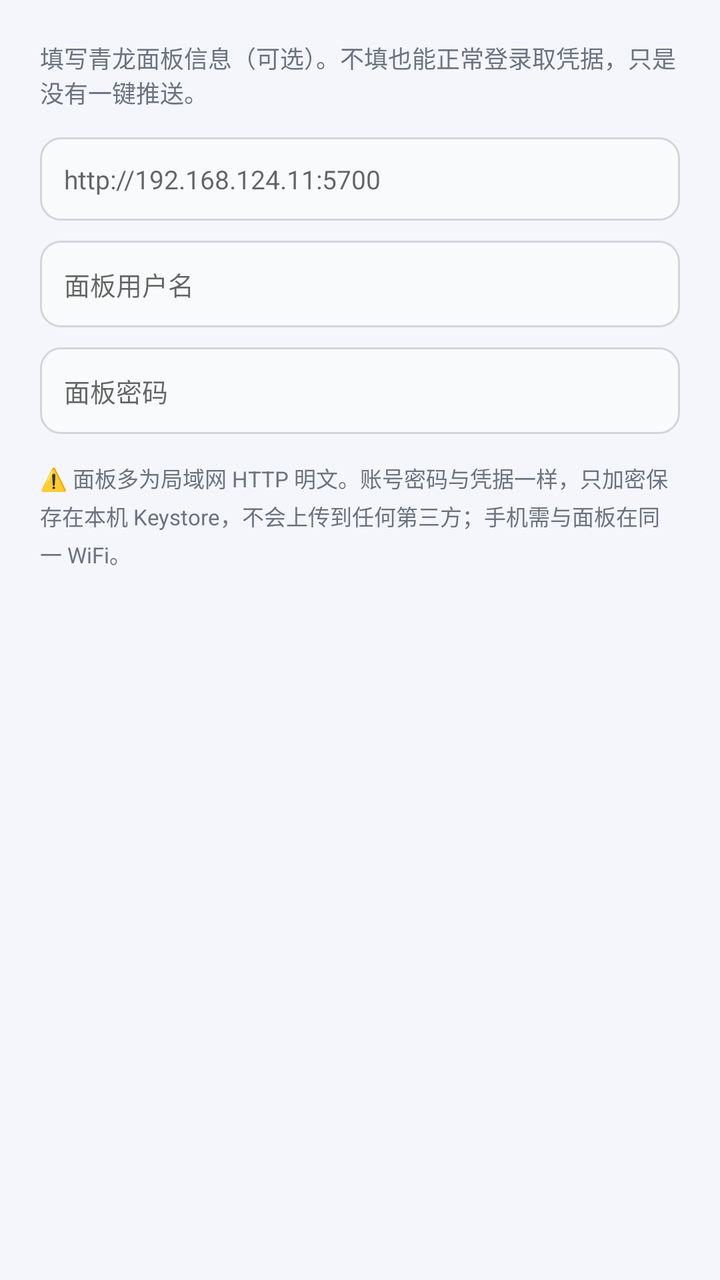
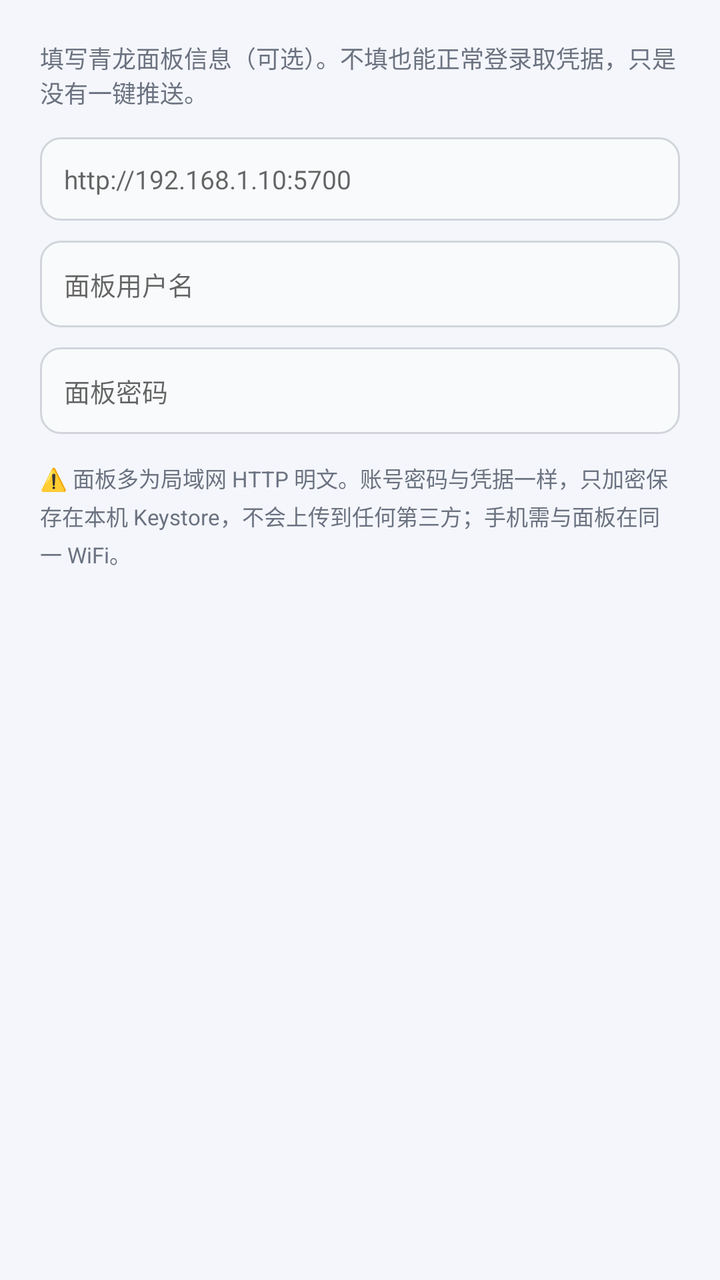

The first picture is an Android layout as it rendered before a commit; the second is the same layout after the commit. The layout source and the unified diff follow.
<!-- AndroidManifest.xml: application theme AppTheme -->
<!-- res/layout/dialog_panel.xml -->
<?xml version="1.0" encoding="utf-8"?>
<LinearLayout xmlns:android="http://schemas.android.com/apk/res/android"
    android:layout_width="match_parent"
    android:layout_height="wrap_content"
    android:orientation="vertical"
    android:padding="20dp">

    <TextView
        android:layout_width="match_parent"
        android:layout_height="wrap_content"
        android:text="填写青龙面板信息（可选）。不填也能正常登录取凭据，只是没有一键推送。"
        android:textColor="@color/muted"
        android:textSize="12sp" />

    <EditText
        android:id="@+id/etBase"
        android:layout_width="match_parent"
        android:layout_height="wrap_content"
        android:layout_marginTop="14dp"
        android:background="@drawable/bg_input"
        android:hint="http://192.168.124.11:5700"
        android:inputType="textUri"
        android:padding="12dp"
        android:singleLine="true"
        android:textColor="@color/text"
        android:textSize="13sp" />

    <EditText
        android:id="@+id/etUser"
        android:layout_width="match_parent"
        android:layout_height="wrap_content"
        android:layout_marginTop="10dp"
        android:background="@drawable/bg_input"
        android:hint="面板用户名"
        android:inputType="text"
        android:padding="12dp"
        android:singleLine="true"
        android:textColor="@color/text"
        android:textSize="13sp" />

    <EditText
        android:id="@+id/etPass"
        android:layout_width="match_parent"
        android:layout_height="wrap_content"
        android:layout_marginTop="10dp"
        android:background="@drawable/bg_input"
        android:hint="面板密码"
        android:inputType="textPassword"
        android:padding="12dp"
        android:singleLine="true"
        android:textColor="@color/text"
        android:textSize="13sp" />

    <TextView
        android:layout_width="match_parent"
        android:layout_height="wrap_content"
        android:layout_marginTop="14dp"
        android:lineSpacingExtra="3dp"
        android:text="⚠️ 面板多为局域网 HTTP 明文。账号密码与凭据一样，只加密保存在本机 Keystore，不会上传到任何第三方；手机需与面板在同一 WiFi。"
        android:textColor="@color/muted"
        android:textSize="11sp" />
</LinearLayout>
<!-- resources referenced by this layout -->
<resources>
  <color name="muted">#6B7280</color>
  <color name="text">#1F2937</color>
  <!-- drawable bg_input (drawable) -->
  <?xml version="1.0" encoding="utf-8"?>
  <shape xmlns:android="http://schemas.android.com/apk/res/android"
      android:shape="rectangle">
      <solid android:color="@color/input_bg" />
      <stroke android:width="1dp" android:color="#D1D5DB" />
      <corners android:radius="10dp" />
  </shape>
  <style name="AppTheme" parent="@android:style/Theme.Material.Light.NoActionBar">
          <item name="android:colorPrimary">@color/primary</item>
          <item name="android:colorPrimaryDark">@color/primary_dark</item>
          <item name="android:colorAccent">@color/primary</item>
          <item name="android:windowBackground">@color/bg</item>
          <item name="android:statusBarColor">@color/primary_dark</item>
          <item name="android:windowLightStatusBar">false</item>
          <item name="android:navigationBarColor">@color/bg</item>
          <item name="android:textColorPrimary">@color/text</item>
          <item name="android:textColorSecondary">@color/muted</item>
      </style>
  <color name="input_bg">#F9FAFB</color>
  <color name="primary">#2563EB</color>
  <color name="primary_dark">#1D4ED8</color>
  <color name="bg">#F4F6FB</color>
</resources>

<!-- the commit's change to res/layout/dialog_panel.xml (unified diff, before → after) -->
@@ -18,7 +18,7 @@
         android:layout_height="wrap_content"
         android:layout_marginTop="14dp"
         android:background="@drawable/bg_input"
-        android:hint="http://192.168.124.11:5700"
+        android:hint="http://192.168.1.10:5700"
         android:inputType="textUri"
         android:padding="12dp"
         android:singleLine="true"
